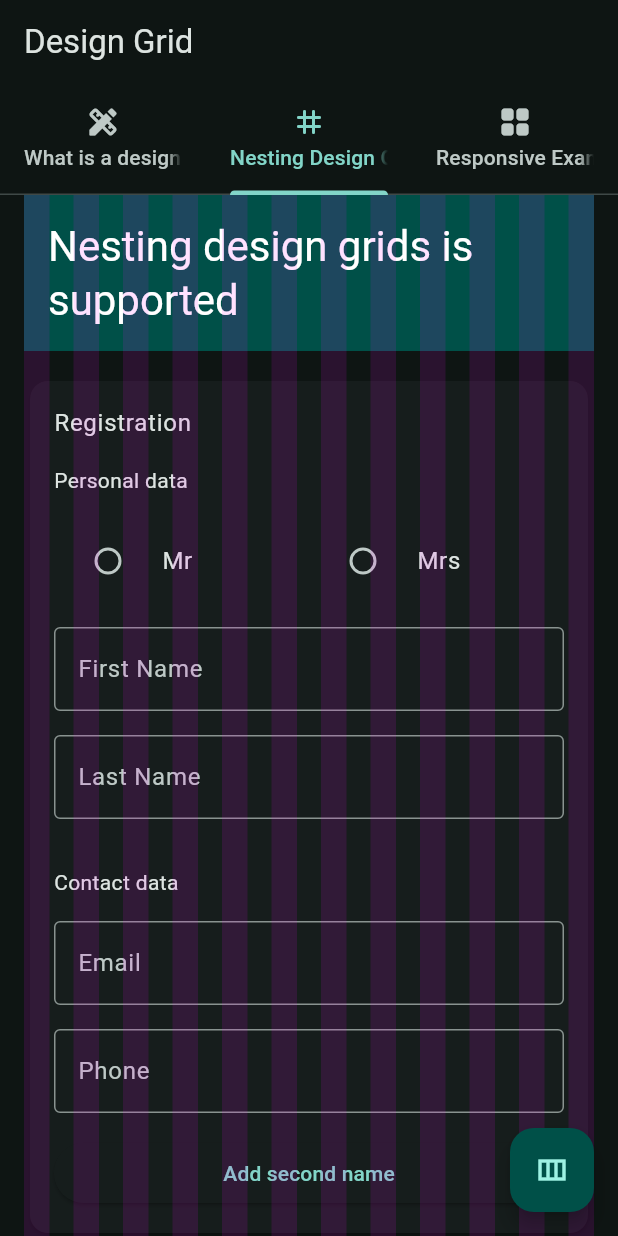
After one commit to inf0rmatix/flutter_app_components, a Flutter app: the screen it shows after launch, tab 2 chosen, on a phone screen of 412 x 824 dp. The commit adds this screen. Run offline on Flutter 3.47's test engine with Material 2 defaults, Android fonts, the phone set to English and light mode, and no system bars.

Commit message:
refactoring to rows

```diff
--- a/grid/example/lib/nested_design_grid/example_form.dart
+++ b/grid/example/lib/nested_design_grid/example_form.dart
@@ -26,6 +26,8 @@
     return DesignGrid(
       useOuterPadding: widget.useOuterPadding,
       shouldCalculateLayout: widget.gridConstraintsChanged,
+      children: [
+        DesignGridRow(
           children: [
             const DesignGridChild(
               columns: DesignGridChildColumns(small: 12),
@@ -62,7 +64,10 @@
                 ),
               ),
             ),
-        const DesignGridChildBreak(),
+          ],
+        ),
+        DesignGridRow(
+          children: [
             DesignGridChild(
               columns: const DesignGridChildColumns(
                 small: 12,
@@ -109,7 +114,10 @@
                 ),
               ),
             ),
-        const DesignGridChildBreak(),
+          ],
+        ),
+        DesignGridRow(
+          children: [
             const DesignGridChild(
               columns: DesignGridChildColumns(small: 12),
               child: Padding(
@@ -160,7 +168,10 @@
                   setState(() {
                     showSecondName = !showSecondName;
                   });
-              }),
+                },
+              ),
+            ),
+          ],
         ),
       ],
     );
--- a/grid/example/lib/nesting_design_grids.dart
+++ b/grid/example/lib/nesting_design_grids.dart
@@ -18,6 +18,8 @@
       child: ListView(
         children: [
           DesignGrid(
+            children: [
+              DesignGridRow(
                 children: [
                   DesignGridChild(
                     columns: const DesignGridChildColumns(
@@ -66,6 +68,8 @@
               ),
             ],
           ),
+        ],
+      ),
     );
   }
 }
--- a/grid/lib/design_grid.dart
+++ b/grid/lib/design_grid.dart
@@ -1,7 +1,7 @@
 library design_grid;
 
 import 'package:design_grid/design_grid.dart';
-import 'package:design_grid/src/layout_widgets/design_grid_layout_builder.dart';
+import 'package:design_grid/src/design_grid_column_sizes.dart';
 import 'package:flutter/widgets.dart';
 
 export 'src/display_size/display_size.dart';
@@ -45,9 +45,6 @@
 /// TODO: Add example
 /// TODO maybe rename to ResponsiveDesignGrid or ResponsiveGrid (package name however should stay design_grid)
 class DesignGrid extends StatelessWidget {
-  /// The horizontal alignment of the [DesignGridChild]ren.
-  final DesignGridAlignment alignment;
-
   // /// Determines whether the children are wrapped or not.
   // final DesignGridLayoutType layoutType;
 
@@ -58,12 +55,10 @@
   /// This is useful, if you use the [DesignGrid] inside a child but the [DesignGrid] itself doesn't get the full width, i.e. inside a card or a setup with other widgets.
   final bool? shouldCalculateLayout;
 
-  /// The children of the grid.
-  final List<DesignGridChildWidget> children;
+  final List<DesignGridRow> children;
 
   const DesignGrid({
     super.key,
-    this.alignment = DesignGridAlignment.start,
     this.useOuterPadding,
     this.shouldCalculateLayout,
     required this.children,
@@ -107,7 +102,6 @@
 
           return _DesignGridBuilder(
             useOuterPadding: useOuterPadding,
-            alignment: alignment,
             width: width,
             children: children,
           );
@@ -124,7 +118,6 @@
 
       return _DesignGridBuilder(
         useOuterPadding: useOuterPadding,
-        alignment: alignment,
         width: width,
         children: children,
       );
@@ -135,83 +128,39 @@
 class _DesignGridBuilder extends StatelessWidget {
   final bool useOuterPadding;
 
-  final DesignGridAlignment alignment;
-
   final double width;
 
-  final List<DesignGridChildWidget> children;
+  final List<DesignGridRow> children;
 
   const _DesignGridBuilder({
     required this.useOuterPadding,
-    required this.alignment,
     required this.width,
     required this.children,
   });
 
   @override
   Widget build(BuildContext context) {
-    final displaySize = DesignGridDisplaySizeConfig.of(context);
-
     final theme = DesignGridTheme.maybeOf(context) ?? const DesignGridThemeData();
 
     final availableWidth = useOuterPadding ? width - theme.gridPadding * 2 : width;
 
     final columnSizes = DesignGridCalculator.calculateColumnSizes(availableWidth, theme);
 
-    final sizedChildren = <Widget>[];
-
-    var columnCounter = 0;
-
-    for (final child in children) {
-      final isChildBreak = child is DesignGridChildBreak;
-
-      if (columnCounter == 0 && isChildBreak) {
-        continue;
-      }
-
-      final columns = isChildBreak ? theme.columns - columnCounter : child.columns.getColumns(displaySize);
-
-      // ignore the break if the row is already full or we are already starting a new row
-      if (isChildBreak && columns >= theme.columns) {
-        continue;
-      }
-
-      if (columns <= 0) {
-        continue;
-      }
-
-      if (columnCounter + columns > theme.columns) {
-        columnCounter = 0;
-      }
-
-      final columnSize =
-          columnSizes.sublist(columnCounter, columns + columnCounter).reduce((value, element) => value + element);
-
-      final spannedSpacers = columns - 1;
-
-      final spannedSpacersSize = spannedSpacers * theme.columnSpacing;
-
-      final childSize = columnSize + spannedSpacersSize;
-
-      columnCounter += columns;
-
-      final childWidget = KeyedSubtree.wrap(
-        DesignGridChildData(
-          columns: columns,
-          width: childSize,
-          child: child,
-        ),
-        children.indexOf(child),
-      );
-
-      sizedChildren.add(childWidget);
-    }
-
     return Padding(
       padding: EdgeInsets.symmetric(horizontal: useOuterPadding ? theme.gridPadding : 0),
-      child: DesignGridLayoutBuilder(
-        alignment: alignment,
-        children: sizedChildren,
+      child: DesignGridColumnSizes(
+        sizes: columnSizes,
+        child: Column(
+          children: children
+              .expand((child) => [
+                    child,
+                    if (children.last != child)
+                      SizedBox(
+                        height: theme.rowSpacing,
+                      ),
+                  ])
+              .toList(),
+        ),
       ),
     );
   }
--- /dev/null
+++ b/grid/lib/src/design_grid_column_sizes.dart
@@ -0,0 +1,26 @@
+import 'package:flutter/widgets.dart';
+
+class DesignGridColumnSizes extends InheritedWidget {
+  final List<double> sizes;
+
+  const DesignGridColumnSizes({
+    super.key,
+    required this.sizes,
+    required super.child,
+  });
+
+  static List<double> of(BuildContext context) {
+    final widget = context.dependOnInheritedWidgetOfExactType<DesignGridColumnSizes>();
+
+    if (widget == null) {
+      throw Exception('No DesignGridColumnSizes found in the widget tree.');
+    }
+
+    return widget.sizes;
+  }
+
+  @override
+  bool updateShouldNotify(covariant DesignGridColumnSizes oldWidget) {
+    return oldWidget.sizes != sizes;
+  }
+}
--- a/grid/lib/src/widgets/design_grid_debug_overlay.dart
+++ b/grid/lib/src/widgets/design_grid_debug_overlay.dart
@@ -59,6 +59,8 @@
                 return DesignGrid(
                   shouldCalculateLayout: widget.shouldCalculateLayout,
                   useOuterPadding: widget.useOuterPadding,
+                  children: [
+                    DesignGridRow(
                       children: List.generate(
                         designGridTheme.columns,
                         (_) => DesignGridChild(
@@ -70,6 +72,8 @@
                           ),
                         ),
                       ),
+                    ),
+                  ],
                 );
               }),
             ),
--- /dev/null
+++ b/grid/lib/src/widgets/design_grid_row.dart
@@ -0,0 +1,82 @@
+import 'package:design_grid/design_grid.dart';
+import 'package:design_grid/src/design_grid_column_sizes.dart';
+import 'package:flutter/widgets.dart';
+
+class DesignGridRow extends StatelessWidget {
+  /// The horizontal alignment of the [DesignGridChild]ren.
+  final DesignGridAlignment alignment;
+
+  final List<DesignGridChild> children;
+
+  const DesignGridRow({
+    super.key,
+    this.alignment = DesignGridAlignment.start,
+    required this.children,
+  });
+
+  @override
+  Widget build(BuildContext context) {
+    final theme = DesignGridTheme.maybeOf(context) ?? const DesignGridThemeData();
+
+    final displaySize = DesignGridDisplaySizeConfig.of(context);
+
+    final columnSizes = DesignGridColumnSizes.of(context);
+
+    final sizedChildren = <Widget>[];
+
+    var columnCounter = 0;
+
+    for (final child in children) {
+      final isChildBreak = child is DesignGridChildBreak;
+
+      // ignore the break if we are at the start of the row
+      if (columnCounter == 0 && isChildBreak) {
+        continue;
+      }
+
+      final columns = isChildBreak ? theme.columns - columnCounter : child.columns.getColumns(displaySize);
+
+      // ignore the break if the row is already full
+      if (isChildBreak && columns >= theme.columns) {
+        continue;
+      }
+
+      if (columns <= 0) {
+        continue;
+      }
+
+      if (columnCounter + columns > theme.columns) {
+        columnCounter = 0;
+      }
+
+      final columnSize =
+          columnSizes.sublist(columnCounter, columns + columnCounter).reduce((value, element) => value + element);
+
+      final spannedSpacers = columns - 1;
+
+      final spannedSpacersSize = spannedSpacers * theme.columnSpacing;
+
+      final childSize = columnSize + spannedSpacersSize;
+
+      columnCounter += columns;
+
+      final childWidget = KeyedSubtree.wrap(
+        DesignGridChildData(
+          columns: columns,
+          width: childSize,
+          child: child,
+        ),
+        children.indexOf(child),
+      );
+
+      sizedChildren.add(childWidget);
+    }
+
+    return Wrap(
+      alignment: alignment.toWrapAlignment(),
+      spacing: theme.columnSpacing,
+      runSpacing: theme.rowSpacing,
+      children: sizedChildren,
+    );
+  }
+}
--- a/grid/lib/src/widgets/widgets.dart
+++ b/grid/lib/src/widgets/widgets.dart
@@ -4,3 +4,4 @@
 export 'design_grid_child_widget.dart';
 export 'design_grid_config.dart';
 export 'design_grid_debug_overlay.dart';
+export 'design_grid_row.dart';
```
Also changed, not shown: grid/example/lib/responsive_example.dart (+8 -0 lines), grid/example/lib/what_is_a_design_grid.dart (+28 -0 lines), grid/lib/src/layout_widgets/design_grid_layout_builder.dart (deleted, +0 -26 lines), grid/lib/src/layout_widgets/design_grid_row_layout.dart (deleted, +0 -29 lines), grid/example/pubspec.lock, 1 other file. Lines whose indentation alone changed are shown as unchanged.
